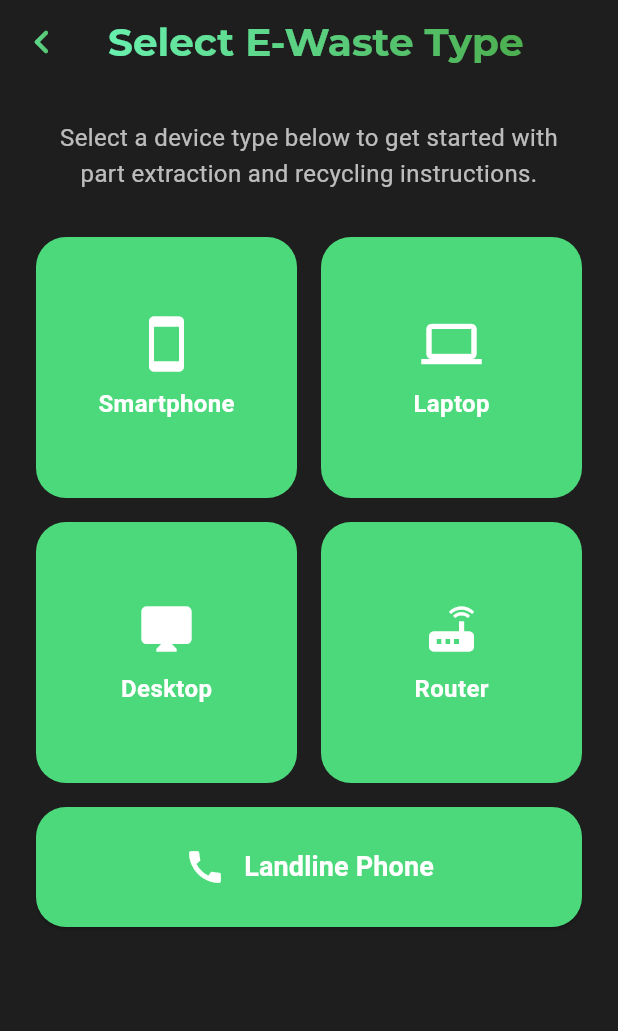
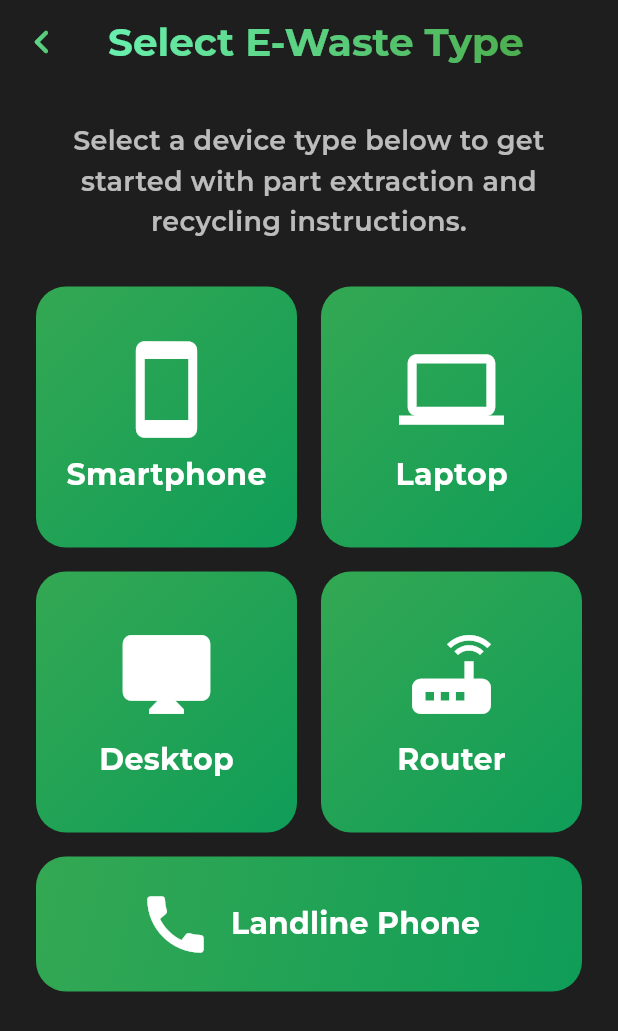
Before and after one commit to usergaia/e-Xtract_app, a Flutter app: the screen it shows after launch, after a tap on "Get Started", on a phone screen of 412 x 824 dp. Shown: the top 1031 px of the screen. Run offline on Flutter 3.47's test engine with Material 3 defaults, Android fonts, the light colour scheme and no system bars; our stand-ins replace google_fonts, image_picker; missing offline and left inert: tflite_flutter.

Commit message:
Made UI more consistent with fonts and gradients

```diff
--- a/lib/pages/category.dart
+++ b/lib/pages/category.dart
@@ -1,4 +1,5 @@
 import 'package:flutter/material.dart';
+import 'package:google_fonts/google_fonts.dart';
 import '/pages/upload_or_camera.dart';
 import '/pages/base.dart';
 
@@ -16,12 +17,13 @@ class Category extends StatelessWidget {
         child: Column(
           crossAxisAlignment: CrossAxisAlignment.center, // Center content horizontally
             children: [
-            const Text(
+            Text(
               // Instructional text
               'Select a device type below to get started with part extraction and recycling instructions.',
               textAlign: TextAlign.center, // Center the text
-              style: TextStyle(
-              fontSize: 16, // Font size
+              style: GoogleFonts.montserrat(
+                fontSize: 18,
+                fontWeight: FontWeight.w600, // Font size
                 color: Colors.white70, // Light white text color
                 height: 1.5, // Line spacing
               ),
@@ -63,9 +65,16 @@ class Category extends StatelessWidget {
             const SizedBox(height: 16), // Space before next button
 
             // A full-width button for Landline Phone option
-            SizedBox(
-              width: double.infinity, // Make button take full width
-              height: 80, // Button height
+            Container(
+              height: 90, // Shorter height for rectangular shape
+              decoration: BoxDecoration(
+                gradient: const LinearGradient(
+                  colors: [Color(0xFF34A853), Color(0xFF0F9D58)],
+                  begin: Alignment.topLeft,
+                  end: Alignment.bottomRight,
+                ),
+                borderRadius: BorderRadius.circular(20),
+              ),
               child: ElevatedButton(
                 onPressed: () {
                   Navigator.push(
@@ -74,28 +83,30 @@ class Category extends StatelessWidget {
                       builder: (context) => UploadPage(category: 'Landline'),
                     ),
                   );
-              }, // Action when button is pressed
+                },
                 style: ElevatedButton.styleFrom(
-                backgroundColor: const Color(0xFF4CD97B), // Green background color
+                  backgroundColor: Colors.transparent,
+                  shadowColor: Colors.transparent,
                   shape: RoundedRectangleBorder(
-                borderRadius: BorderRadius.circular(20), // Rounded corners
+                    borderRadius: BorderRadius.circular(20),
                   ),
+                  padding: EdgeInsets.zero,
                 ),
                 child: Row(
-                mainAxisAlignment: MainAxisAlignment.center, // Center items inside button
-                children: const [
-                Icon(
-                  Icons.call, // Icon for landline
-                  color: Colors.white, // Icon color
-                  size: 28, // Icon size
+                  mainAxisAlignment: MainAxisAlignment.center,
+                  children: [
+                    const Icon(
+                      Icons.call,
+                      color: Colors.white,
+                      size: 50, // Smaller icon for rectangular shape
                     ),
-                SizedBox(width: 12), // Space between icon and text
+                    const SizedBox(width: 12),
                     Text(
-                  'Landline Phone', // Button label
-                  style: TextStyle(
-                  fontSize: 18, // Text size
-                  fontWeight: FontWeight.bold, // Bold text
-                  color: Colors.white, // White text color
+                      'Landline Phone',
+                      style: GoogleFonts.montserrat(
+                        fontSize: 20,
+                        fontWeight: FontWeight.bold,
+                        color: Colors.white,
                       ),
                     ),
                   ],
@@ -116,7 +127,11 @@ class Category extends StatelessWidget {
   }) {
     return Container(
       decoration: BoxDecoration(
-        color: const Color(0xFF4CD97B), // Green background for card
+        gradient: const LinearGradient(
+          colors: [Color(0xFF34A853), Color(0xFF0F9D58)],
+          begin: Alignment.topLeft,
+          end: Alignment.bottomRight,
+        ),
         borderRadius: BorderRadius.circular(20), // Rounded corners
       ),
       child: InkWell(
@@ -136,14 +151,14 @@ class Category extends StatelessWidget {
             Icon(
               icon, // Icon passed as parameter
               color: Colors.white, // White icon color
-              size: 40, // Icon size
+              size: 70, // Icon size
             ),
             const SizedBox(height: 8), // Space between icon and text
             Text(
               label, // Label passed as parameter
-              style: const TextStyle(
+              style: GoogleFonts.montserrat(
                 color: Colors.white, // White text color
-                fontSize: 16, // Font size
+                fontSize: 20, // Font size
                 fontWeight: FontWeight.bold, // Bold text
               ),
             ),
```
Also changed, not shown: lib/pages/assistant.dart (+42 -8 lines). Lines whose indentation alone changed are shown as unchanged.
